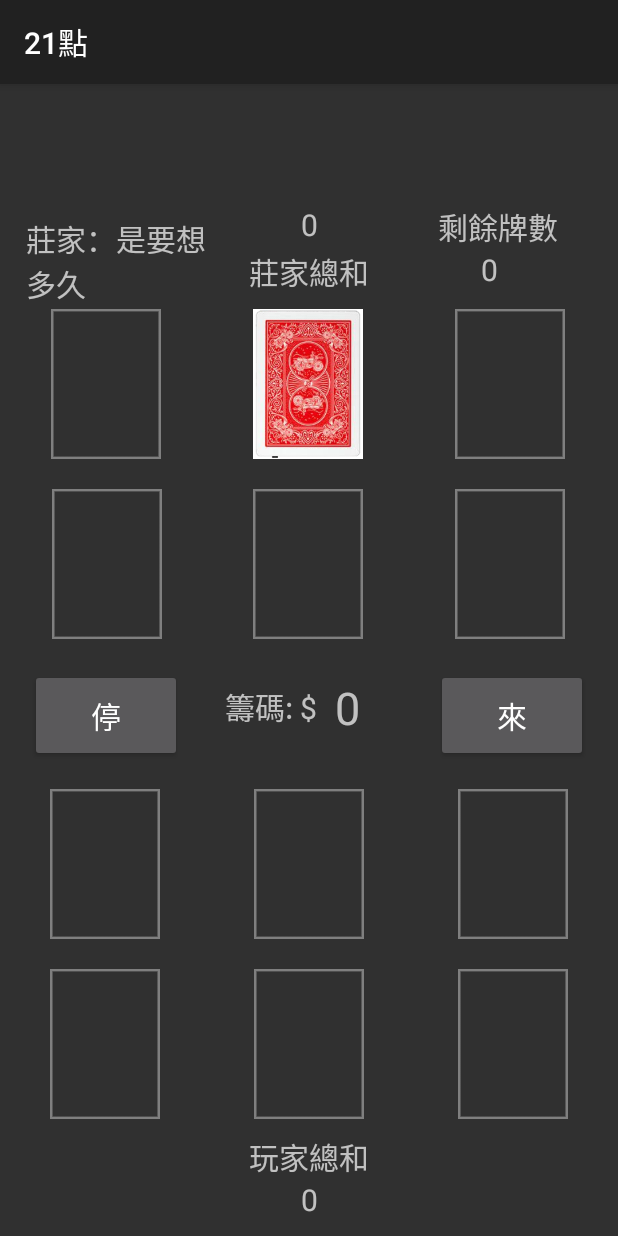
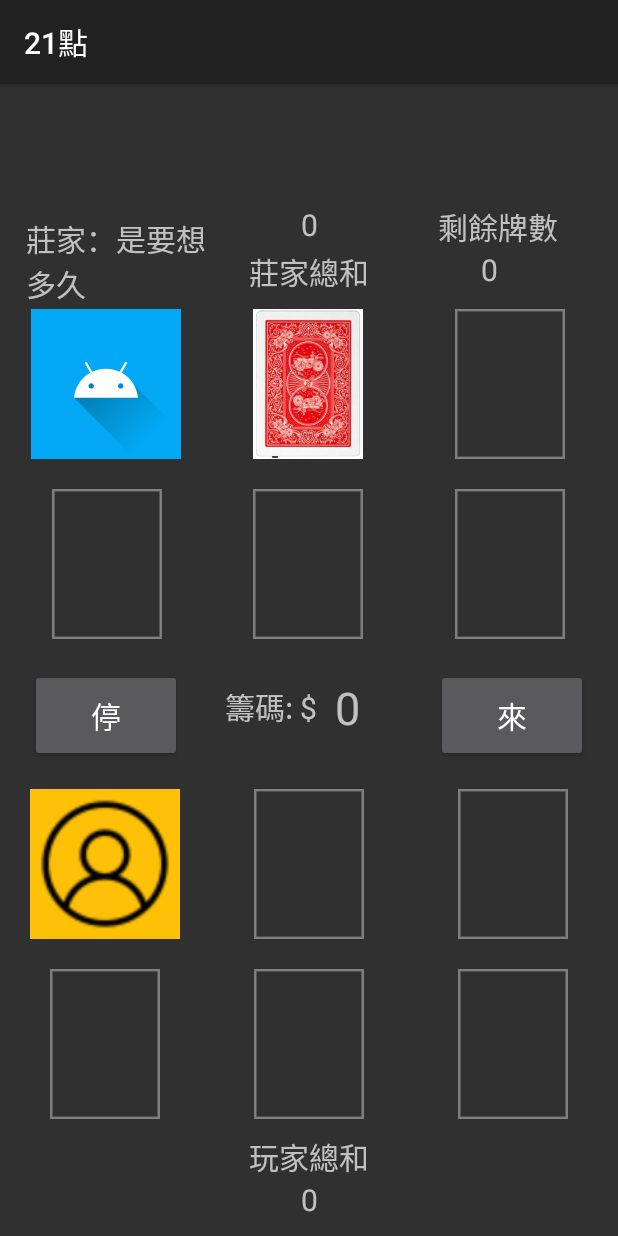
Before and after one commit to ronaldshaooo/113HW-OSApp, an Android app: the Gameplay screen opened directly, with no data from a screen before it, on a phone screen of 412 x 824 dp. Run offline under Robolectric (Android 15) with nearby library versions, the phone set to English and light mode, and no system bars; 15 statements that could not run were skipped.

Commit message:
修正人像未顯示

```diff
--- a/app/src/main/res/layout/activity_gameplay.xml
+++ b/app/src/main/res/layout/activity_gameplay.xml
@@ -14,13 +14,12 @@
         android:layout_marginStart="20dp"
         android:layout_marginTop="80dp"
         android:layout_marginEnd="20dp"
-        android:contentDescription="@string/cardD5"
+        android:background="#FFC107"
         app:layout_constraintEnd_toEndOf="parent"
         app:layout_constraintHorizontal_bias="0.0"
         app:layout_constraintStart_toStartOf="parent"
         app:layout_constraintTop_toTopOf="@id/btnHit"
-        app:srcCompat="@drawable/card_container"
-        tools:srcCompat="@drawable/profile" />
+        app:srcCompat="@drawable/profile" />
 
     <ImageView
         android:id="@+id/cardD1"
@@ -54,13 +53,12 @@
         android:layout_marginStart="20dp"
         android:layout_marginTop="40dp"
         android:layout_marginEnd="20dp"
-        android:contentDescription="@string/cardD2"
+        android:background="#03A9F4"
         app:layout_constraintEnd_toEndOf="parent"
         app:layout_constraintHorizontal_bias="0.003"
         app:layout_constraintStart_toStartOf="parent"
         app:layout_constraintTop_toTopOf="@id/dealerName"
-        app:srcCompat="@drawable/card_container"
-        tools:srcCompat="@drawable/profile" />
+        app:srcCompat="@drawable/ic_launcher_foreground" />
 
     <ImageView
         android:id="@+id/cardD3"
```
